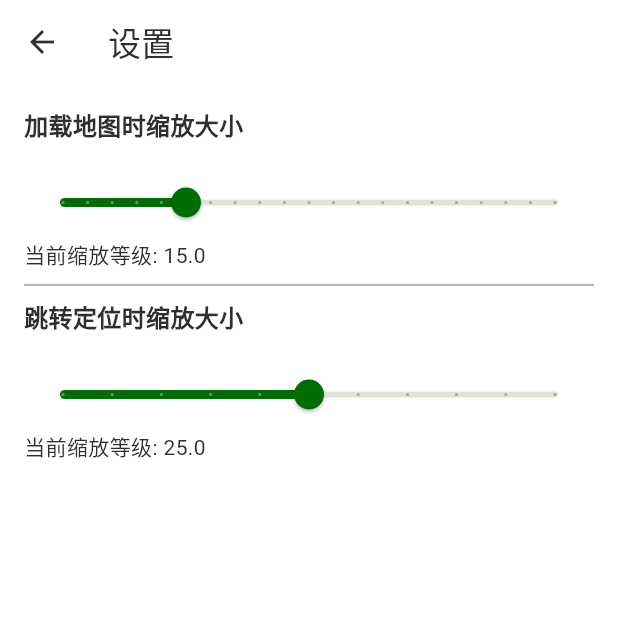
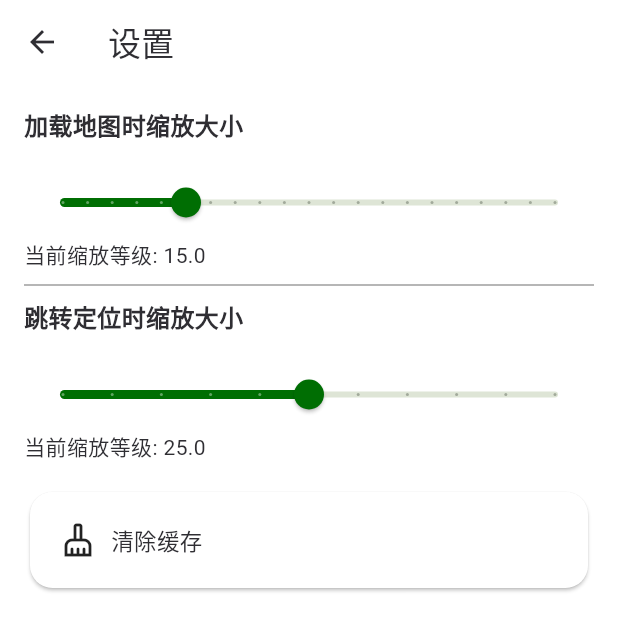
Before and after one commit to Lenc1/GreenestTogether, a Flutter app: the SettingsPage screen opened directly, on a phone screen of 412 x 824 dp. Shown: the top 631 px of the screen. Run offline on Flutter 3.47's test engine with Material 3 defaults, Android fonts, the phone set to English and light mode, and no system bars; our stand-ins replace dio, flutter_secure_storage, flutter_slidable, flutter_speed_dial, get, hive and 4 more; missing offline and left inert: amap_flutter_base, amap_flutter_location, amap_flutter_map; accounts and stored records are empty; network calls fail.

Commit message:
add new pages and upload some pictures

```diff
--- a/lib/config/global_preference.dart
+++ b/lib/config/global_preference.dart
@@ -1,6 +1,6 @@
 //全局变量
 class API {
-  static String reqUrl = 'http://112.124.62.169:5000/api'; //阿里云地址
+  static String reqUrl = 'http://192.168.101.38:5000/api'; //用户服务器
   static String sortUrl = 'http://lss.howiehz.top:41001/'; //视觉服务器
   static double zoom = 15;
   static double seZoom = 25;
--- a/lib/pages/settings.dart
+++ b/lib/pages/settings.dart
@@ -1,6 +1,8 @@
 import '../config/global_preference.dart'; // Ensure this imports the correct API class
 import 'package:flutter/cupertino.dart';
 import 'package:flutter/material.dart';
+
+import '../theme/global.dart';
 
 class SettingsPage extends StatefulWidget {
   const SettingsPage({super.key});
@@ -13,6 +15,14 @@ class _SettingsPageState extends State<SettingsPage> {
   // This variable will be used to display the current zoom level on the Slider
   double _currentZoom = API.zoom;
   double _seZoom = API.seZoom;
+
+  void showWindow(){
+    ScaffoldMessenger.of(context).showSnackBar(
+        const SnackBar(content: Text('已清除缓存'),
+          duration: Duration(milliseconds: 200),
+        ),
+    );
+  }
 
   @override
   Widget build(BuildContext context) {
@@ -74,6 +84,33 @@ class _SettingsPageState extends State<SettingsPage> {
               '当前缩放等级: ${_seZoom.toStringAsFixed(1)}',
               style: const TextStyle(fontSize: 14),
             ),
+            const SizedBox(height: 16),
+            GestureDetector(
+              onTap: () {
+                showWindow();
+              },
+              child: Card(
+                shape: RoundedRectangleBorder(
+                  borderRadius:
+                  BorderRadius.circular(15.0), // 设置卡片的圆角效果
+                ),
+                color: GlobalService.to.isDarkModel
+                    ? Colors.white10
+                    : Colors.white,
+                child: const Padding(
+                    padding: EdgeInsets.all(20.0),
+                    child: Row(
+                      children: [
+                        Icon(Icons.cleaning_services_outlined),
+                        SizedBox(width: 10),
+                        Text(
+                          "清除缓存",
+                          style: TextStyle(fontSize: 15),
+                        ),
+                      ],
+                    )),
+              ),
+            ),
           ],
         ),
       ),
--- a/lib/pages/sort.dart
+++ b/lib/pages/sort.dart
@@ -163,7 +163,7 @@ class _SortPageState extends State<SortPage> {
       'file':
           await MultipartFile.fromFile(_imageup!.path, filename: 'upload.jpg'),
     });
-    String url = API.sortUrl; // 服务器地址和端点,更换服务器时修改
+    String url = API.sortUrl;
     try {
       print("发送 POST 请求到: $url");
       var response = await dio.post(
```
Also changed, not shown: lib/main.dart (+91 -1 lines), lib/pages/about.dart (added, +20 -0 lines), lib/pages/compass.dart (added, +25 -0 lines), lib/pages/suggestion.dart (added, +20 -0 lines), assets/images/compass.png (added).
